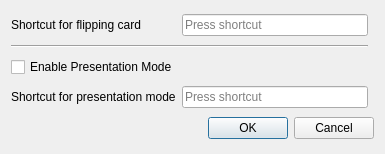
This is designer/settings.ui in gitalnabi/anki_persistent_editor as Qt 5 draws it before an edit. The edited form follows.
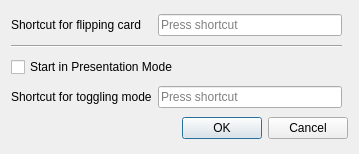
This is the edited form.

Commit message:
Add presentation mode
* change logic to "start mode", rather than general mode you're currently in

```diff
--- a/designer/settings.ui
+++ b/designer/settings.ui
@@ -6,7 +6,7 @@
    <rect>
     <x>0</x>
     <y>0</y>
-    <width>385</width>
+    <width>359</width>
     <height>154</height>
    </rect>
   </property>
@@ -40,7 +40,7 @@
       <string>&lt;html&gt;&lt;head/&gt;&lt;body&gt;&lt;p&gt;While in presentation mode, the persistent editor will &lt;span style=&quot; font-weight:600;&quot;&gt;not&lt;/span&gt; obscure the fields, when the card is currently showing the frontside of the card. This shortcut can be triggered in the editor. (default: &amp;quot;Ctrl+P&amp;quot;)&lt;/p&gt;&lt;/body&gt;&lt;/html&gt;</string>
      </property>
      <property name="text">
-      <string>Shortcut for presentation mode</string>
+      <string>Shortcut for toggling mode</string>
      </property>
     </widget>
    </item>
@@ -60,7 +60,7 @@
       <string>&lt;html&gt;&lt;head/&gt;&lt;body&gt;&lt;p&gt;While in presentation mode, the persistent editor will &lt;span style=&quot; font-weight:600;&quot;&gt;not&lt;/span&gt; obscure the fields, when the card is currently showing the frontside of the card.&lt;/p&gt;&lt;/body&gt;&lt;/html&gt;</string>
      </property>
      <property name="text">
-      <string>Enable Presentation Mode</string>
+      <string>Start in Presentation Mode</string>
      </property>
     </widget>
    </item>
```
Left out of the diff: 6 changed lines with no effect on the pictures. The commit also changes 8 other files.
